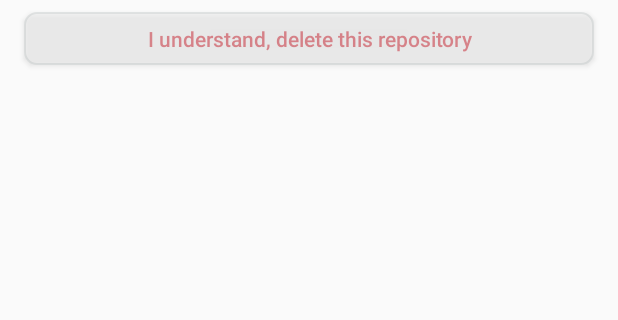
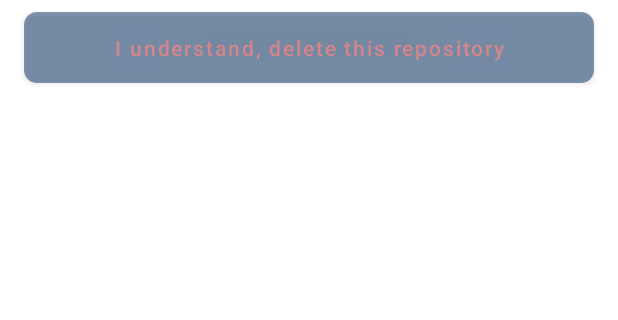
Before and after one commit to cepprice/github-repos, an Android app: the layout dialog_delete.xml on its own in the app's theme, with its tools: preview values and no code run, on a phone screen of 412 x 824 dp, the part 389-709 px from its top. Run offline under Robolectric (Android 15) with nearby library versions, the phone set to English and light mode, and no system bars.

```diff
--- a/app/build.gradle
+++ b/app/build.gradle
@@ -85,10 +85,12 @@ dependencies {
     implementation 'androidx.lifecycle:lifecycle-extensions:2.2.0'
     implementation "androidx.fragment:fragment-ktx:$fragment_version"
 
-
     //Hilt
     implementation "com.google.dagger:hilt-android:$hilt_android"
     implementation "androidx.hilt:hilt-lifecycle-viewmodel:$hilt_lifecycle"
     kapt "com.google.dagger:hilt-android-compiler:$hilt_android"
     kapt "androidx.hilt:hilt-compiler:$hilt_lifecycle"
+
+    // Material
+    implementation 'com.google.android.material:material:1.3.0-alpha03'
 }
--- a/app/src/main/AndroidManifest.xml
+++ b/app/src/main/AndroidManifest.xml
@@ -11,7 +11,7 @@
         android:label="@string/app_name"
         android:roundIcon="@mipmap/ic_launcher_round"
         android:supportsRtl="false"
-        android:theme="@style/AppTheme">
+        android:theme="@style/MaterialAppTheme">
         <activity android:name=".ui.TestActivity">
 <!--            <intent-filter>-->
 <!--                <action android:name="android.intent.action.MAIN" />-->
--- a/app/src/main/res/values/colors.xml
+++ b/app/src/main/res/values/colors.xml
@@ -2,7 +2,7 @@
 <resources>
     <color name="colorPrimary">#032f62</color>
     <color name="colorPrimaryDark">#05264c</color>
-    <color name="colorAccent">#03DAC5</color>
+    <color name="colorAccent">#2ea44f</color>
 
     <color name="pale">#EFEFEF</color>
     <color name="white">#FFFFFF</color>
--- a/app/src/main/res/values/strings.xml
+++ b/app/src/main/res/values/strings.xml
@@ -5,6 +5,10 @@
     <string name="tv_repo_watch">Watch</string>
     <string name="tv_repo_star">Star</string>
     <string name="tv_repo_fork">Fork</string>
+
+    <string name="btn_delete">I understand, delete this repository</string>
+
+    <string name="fab">New</string>
 
     <!-- Errors -->
     <string name="error_repos">Oops! Something went wrong</string>
@@ -16,6 +20,5 @@
     <string name="message_explanation">This action <![CDATA[<b>cannot</b>]]> be undone. This will permanently delete the <![CDATA[<b>%s</b>]]> repository, wiki, issues, comments, packages, secrets, workflow runs, and remove all collaborator associations.</string>
     <string name="message_confirm">Please type <![CDATA[<b>%s</b>]]> to confirm.</string>
 
-    <string name="btn_delete">I understand, delete this repository</string>
 
 </resources>
--- a/app/src/main/res/values/styles.xml
+++ b/app/src/main/res/values/styles.xml
@@ -7,6 +7,17 @@
         <item name="colorAccent">@color/colorAccent</item>
     </style>
 
+    <style name="MaterialAppTheme" parent="Theme.MaterialComponents.Light.NoActionBar">
+        <!-- Add attributes here -->
+        <item name="colorPrimary">@color/colorPrimary</item>
+        <item name="colorPrimaryDark">@color/colorPrimaryDark</item>
+        <item name="colorAccent">@color/colorAccent</item>
+        <item name="textAppearanceButton">@style/AppTextAppearance.Button</item>
+    </style>
+    <!--To fix rendering in preview -->
+    <style name="AppTextAppearance.Button" parent="TextAppearance.MaterialComponents.Button">
+        <item name="android:textAllCaps">true</item>
+    </style>
 
     <!-- Style of ConstraintLayout that contains info about one of these:
          Watch, Star, Fork -->
```
Also changed, not shown: app/src/main/res/layout/fragment_repos.xml (+14 -0 lines).
